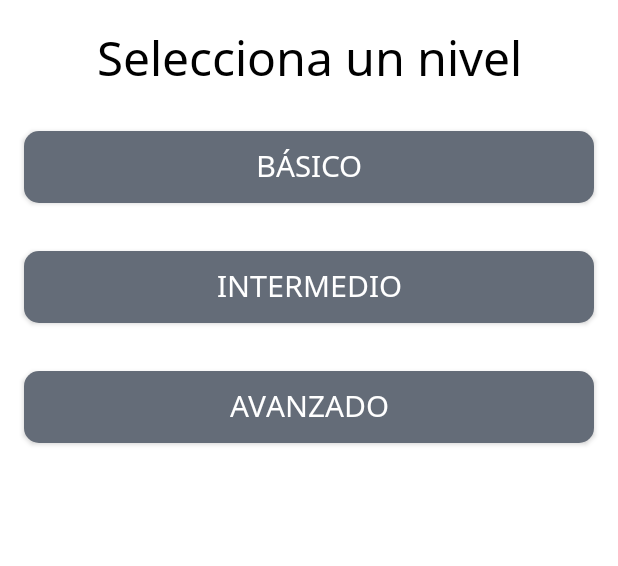
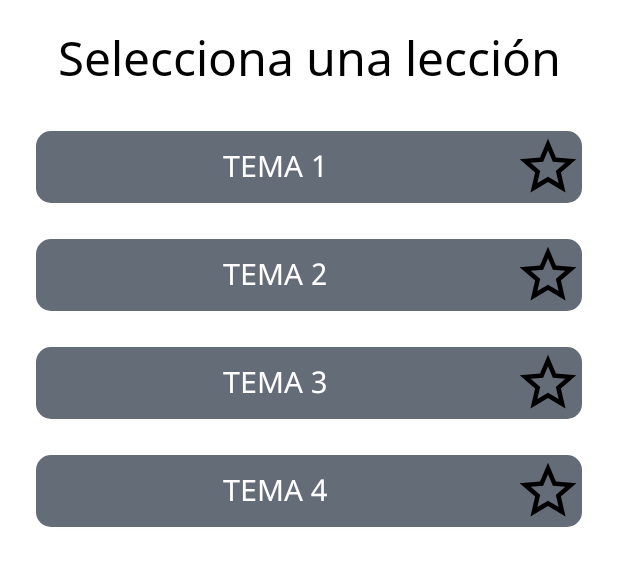
Before and after one commit to JaimeSerrano15/PocketKnowledge, an Android app: the layout fragment_lesson.xml on its own in the app's theme, with its tools: preview values and no code run, on a phone screen of 412 x 824 dp. Shown: the top 566 px of the screen. Run offline under Robolectric (Android 15) with nearby library versions, the light colour scheme and no system bars.

Commit message:
Adding view of LessonFragment

```diff
--- /dev/null
+++ b/PocketKnowledgeApp/app/src/main/res/drawable/ic_fav_star.xml
@@ -0,0 +1,9 @@
+<vector xmlns:android="http://schemas.android.com/apk/res/android"
+        android:width="45dp"
+        android:height="45dp"
+        android:viewportWidth="24.0"
+        android:viewportHeight="24.0">
+    <path
+        android:fillColor="#FF000000"
+        android:pathData="M22,9.24l-7.19,-0.62L12,2 9.19,8.63 2,9.24l5.46,4.73L5.82,21 12,17.27 18.18,21l-1.63,-7.03L22,9.24zM12,15.4l-3.76,2.27 1,-4.28 -3.32,-2.88 4.38,-0.38L12,6.1l1.71,4.04 4.38,0.38 -3.32,2.88 1,4.28L12,15.4z"/>
+</vector>
--- a/PocketKnowledgeApp/app/src/main/res/layout/fragment_level.xml
+++ b/PocketKnowledgeApp/app/src/main/res/layout/fragment_lesson.xml
@@ -5,8 +5,7 @@
     android:layout_width="match_parent"
     android:layout_height="match_parent"
     android:background="#FFFFFF"
-    tools:context=".LevelFragment">
-
+    tools:context=".LessonFragment">
 
     <TextView
         android:id="@+id/textView"
@@ -14,7 +13,7 @@
         android:layout_height="wrap_content"
         android:layout_marginTop="16dp"
         android:fontFamily="@font/noto_sans"
-        android:text="Selecciona un nivel"
+        android:text="Selecciona una lección"
         android:textColor="#000000"
         android:textSize="32sp"
         app:layout_constraintBottom_toBottomOf="parent"
@@ -27,14 +26,15 @@
         android:id="@+id/button"
         android:layout_width="match_parent"
         android:layout_height="wrap_content"
-        android:layout_marginStart="16dp"
+        android:layout_marginStart="24dp"
         android:layout_marginTop="24dp"
-        android:layout_marginEnd="16dp"
+        android:layout_marginEnd="24dp"
         android:background="@drawable/rounded_button"
-        android:text="Básico"
+        android:drawableRight="@drawable/ic_fav_star"
+        android:fontFamily="@font/noto_sans"
+        android:text="Tema 1"
         android:textColor="#FFFFFF"
         android:textSize="20sp"
-        android:fontFamily="@font/noto_sans"
         app:layout_constraintBottom_toBottomOf="parent"
         app:layout_constraintEnd_toEndOf="parent"
         app:layout_constraintStart_toStartOf="parent"
@@ -45,16 +45,18 @@
         android:id="@+id/button2"
         android:layout_width="match_parent"
         android:layout_height="wrap_content"
-        android:layout_marginStart="16dp"
-        android:layout_marginTop="32dp"
-        android:layout_marginEnd="16dp"
+        android:layout_marginStart="24dp"
+        android:layout_marginTop="24dp"
+        android:layout_marginEnd="24dp"
         android:background="@drawable/rounded_button"
-        android:text="Intermedio"
+        android:drawableRight="@drawable/ic_fav_star"
+        android:fontFamily="@font/noto_sans"
+        android:text="Tema 2"
         android:textColor="#FFFFFF"
         android:textSize="20sp"
-        android:fontFamily="@font/noto_sans"
         app:layout_constraintBottom_toBottomOf="parent"
         app:layout_constraintEnd_toEndOf="parent"
+        app:layout_constraintHorizontal_bias="0.0"
         app:layout_constraintStart_toStartOf="parent"
         app:layout_constraintTop_toBottomOf="@+id/button"
         app:layout_constraintVertical_bias="0.0" />
@@ -63,17 +65,39 @@
         android:id="@+id/button3"
         android:layout_width="match_parent"
         android:layout_height="wrap_content"
-        android:layout_marginStart="16dp"
-        android:layout_marginTop="32dp"
-        android:layout_marginEnd="16dp"
+        android:layout_marginStart="24dp"
+        android:layout_marginTop="24dp"
+        android:layout_marginEnd="24dp"
         android:background="@drawable/rounded_button"
-        android:text="Avanzado"
+        android:drawableRight="@drawable/ic_fav_star"
+        android:fontFamily="@font/noto_sans"
+        android:text="Tema 3"
         android:textColor="#FFFFFF"
         android:textSize="20sp"
-        android:fontFamily="@font/noto_sans"
         app:layout_constraintBottom_toBottomOf="parent"
         app:layout_constraintEnd_toEndOf="parent"
         app:layout_constraintStart_toStartOf="parent"
         app:layout_constraintTop_toBottomOf="@+id/button2"
         app:layout_constraintVertical_bias="0.0" />
+
+    <Button
+        android:id="@+id/button4"
+        android:layout_width="match_parent"
+        android:layout_height="wrap_content"
+        android:layout_marginStart="24dp"
+        android:layout_marginTop="24dp"
+        android:layout_marginEnd="24dp"
+        android:background="@drawable/rounded_button"
+        android:drawableRight="@drawable/ic_fav_star"
+        android:fontFamily="@font/noto_sans"
+        android:text="Tema 4"
+        android:textColor="#FFFFFF"
+        android:textSize="20sp"
+        app:layout_constraintBottom_toBottomOf="parent"
+        app:layout_constraintEnd_toEndOf="parent"
+        app:layout_constraintStart_toStartOf="parent"
+        app:layout_constraintTop_toBottomOf="@+id/button3"
+        app:layout_constraintVertical_bias="0.0" />
+
+
 </androidx.constraintlayout.widget.ConstraintLayout>
```
Also changed, not shown: PocketKnowledgeApp/app/src/main/java/com/jaiser/pocketknowledgeapp/FavFragment.kt (added, +22 -0 lines), PocketKnowledgeApp/app/src/main/java/com/jaiser/pocketknowledgeapp/LessonFragment.kt (added, +22 -0 lines), PocketKnowledgeApp/app/src/main/res/layout/fragment_fav.xml (added, +14 -0 lines), PocketKnowledgeApp/app/src/main/res/layout/fragment_fav_freagment.xml (added, +14 -0 lines).
